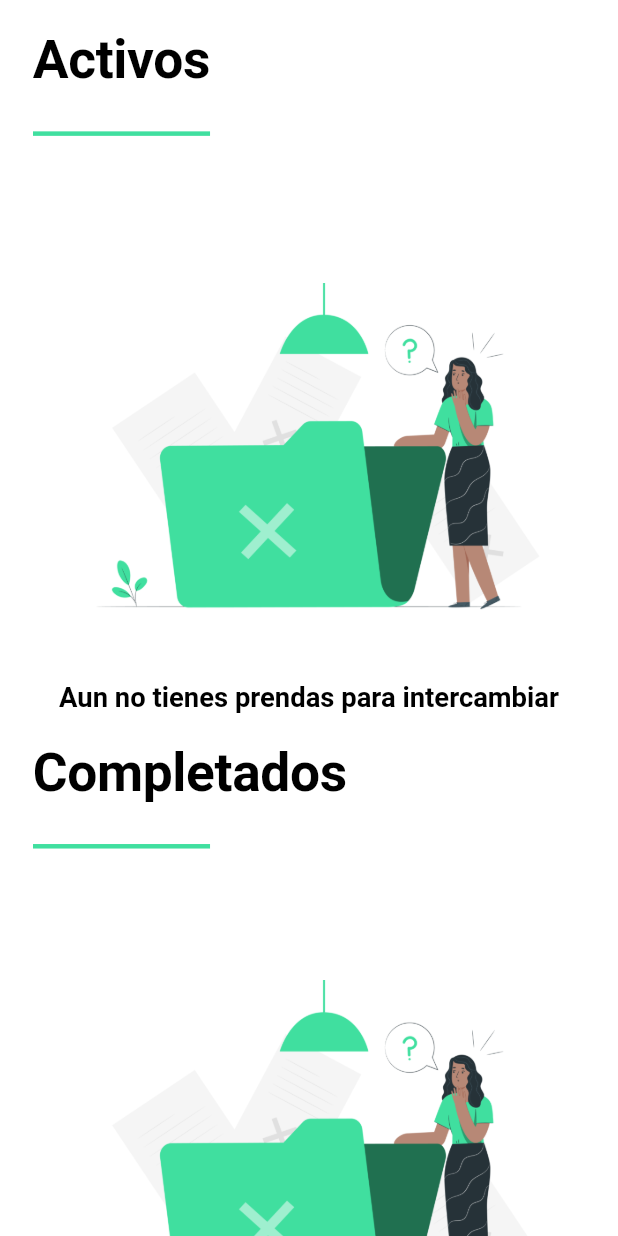
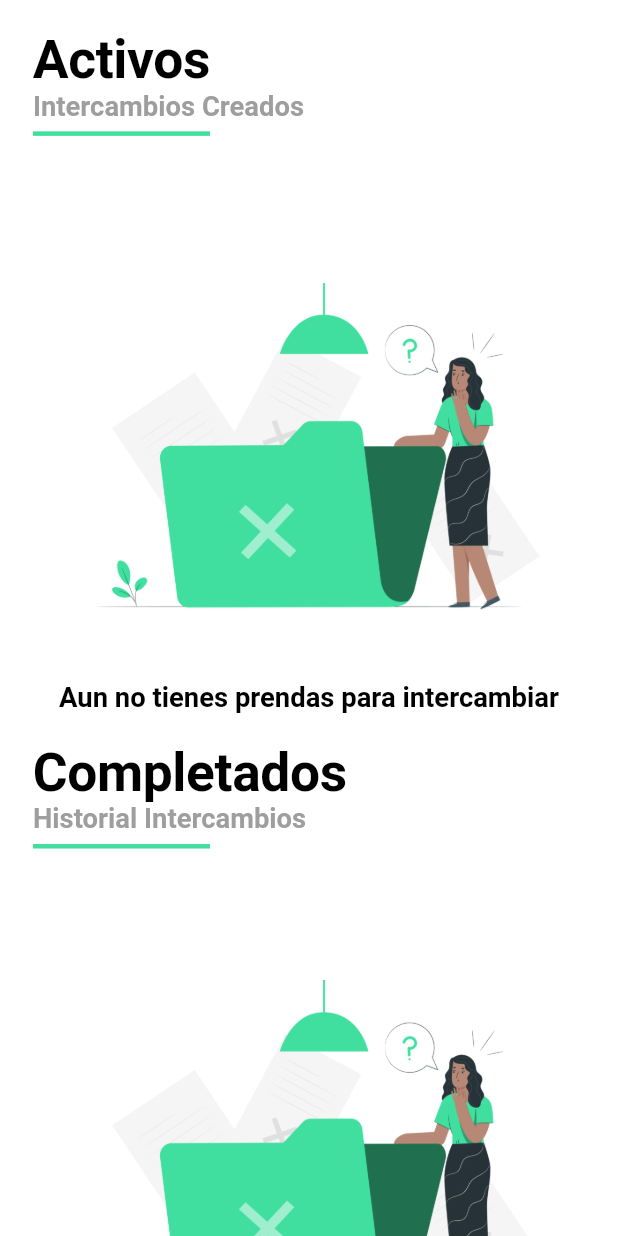
Before and after one commit to Isnotcristhianr/SwapMe---Code-0, a Flutter app: the CartView screen opened directly, on a phone screen of 412 x 824 dp. Run offline on Flutter 3.47's test engine with Material 3 defaults, Android fonts, the phone set to English and light mode, and no system bars; our stand-ins replace carousel_slider, cloud_firestore, connectivity, firebase_auth, firebase_core, firebase_storage and 8 more; accounts and stored records are empty; generated files the repository leaves out were written again; Roboto replaces fonts that are missing (Poppins); project files that could hold a hidden picture were left out.

Commit message:
Añadir subtítulos a la vista del carrito y cambiar el estilo del botón

```diff
--- a/lib/app/modules/base/views/base_view.dart
+++ b/lib/app/modules/base/views/base_view.dart
@@ -10,6 +10,7 @@ import '../../favorites/views/favorites_view.dart';
 import '../../home/views/home_view.dart';
 import '../../notifications/views/notifications_view.dart';
 import '../../settings/views/settings_view.dart';
+
 
 class BaseView extends GetView<BaseController> {
   const BaseView({super.key});
--- a/lib/app/modules/cart/views/cart_view.dart
+++ b/lib/app/modules/cart/views/cart_view.dart
@@ -22,6 +22,7 @@ class CartView extends GetView<CartController> {
             5.verticalSpace,
             const ScreenTitle(
               title: 'Activos',
+              subtitle: 'Intercambios Creados',
               dividerEndIndent: 250,
             ),
             10.verticalSpace,
@@ -44,7 +45,9 @@ class CartView extends GetView<CartController> {
             ),
             5.verticalSpace,
             const SizedBox(height: 15),
-            const ScreenTitle(title: 'Completados'),
+            const ScreenTitle(
+              title: 'Completados',
+              subtitle: 'Historial Intercambios'),
             Obx(
               () => controller.productsSwapped.isEmpty
                   ? const NoData(text: 'No hay intercambios completados')
--- a/lib/app/modules/cart/views/widgets/cart_item.dart
+++ b/lib/app/modules/cart/views/widgets/cart_item.dart
@@ -58,13 +58,13 @@ class CartItem extends GetView<CartController> {
                   overflow: TextOverflow.ellipsis,
                 ),
                 5.verticalSpace,
-                Text('Size: ${product.size}',
+                Text('Talla: ${product.size}',
                     style:
                         theme.textTheme.bodyMedium?.copyWith(fontSize: 16.sp)),
                 5.verticalSpace,
                 Text(
                   '\$${product.price}',
-                  style: theme.textTheme.displayLarge?.copyWith(
+                  style: theme.textTheme.displayMedium?.copyWith(
                     fontSize: 18.sp,
                   ),
                 ),
@@ -77,7 +77,7 @@ class CartItem extends GetView<CartController> {
                             borderRadius: BorderRadius.circular(5),
                           ),
                           backgroundColor: Colors
-                              .blue, // Personaliza el color de fondo del botón según tus necesidades
+                              .green, // Personaliza el color de fondo del botón según tus necesidades
                         ),
                         onPressed: () {
                           Get.toNamed(
--- a/lib/main.dart
+++ b/lib/main.dart
@@ -16,7 +16,8 @@ void main() async {
 
   await Firebase.initializeApp(
 /*     name: 'SwapApp',
- */    options: DefaultFirebaseOptions.currentPlatform,
+ */
+    options: DefaultFirebaseOptions.currentPlatform,
   );
 
   // Verificar la conectividad antes de iniciar la aplicación
@@ -98,7 +99,8 @@ class MyApp extends StatelessWidget {
             return Theme(
               data: MyTheme.getThemeData(isLight: themeIsLight),
               child: MediaQuery(
-                data: MediaQuery.of(context).copyWith(textScaler: const TextScaler.linear(1.0)),
+                data: MediaQuery.of(context)
+                    .copyWith(textScaler: const TextScaler.linear(1.0)),
                 child: widget!,
               ),
             );
```
